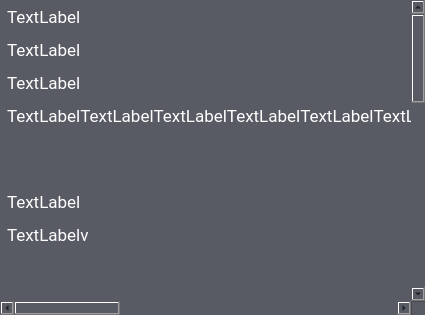
PashaKopka/linux_bufer, file interface/details_window.ui: the form before one commit.
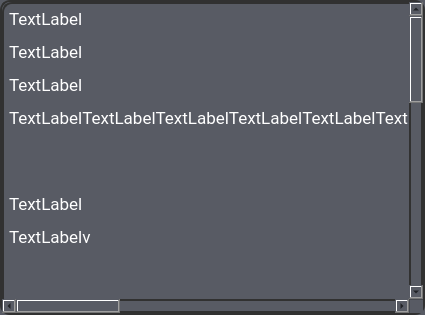
The form after the commit.

Commit message: made text selectable in details window

What changed in the file:
```diff
--- a/interface/details_window.ui
+++ b/interface/details_window.ui
@@ -26,7 +26,12 @@
    <string>Frame</string>
   </property>
   <property name="styleSheet">
-   <string notr="true">background-color: #585B64;</string>
+   <string notr="true">background-color: #585B64;
+border-radius: 10px;
+border: 2px solid #313131;</string>
+  </property>
+  <property name="class" stdset="0">
+   <string>details_window</string>
   </property>
   <layout class="QVBoxLayout" name="verticalLayout">
    <property name="spacing">
@@ -142,7 +147,8 @@
           </font>
          </property>
          <property name="styleSheet">
-          <string notr="true">color: #FFF;</string>
+          <string notr="true">color: #FFF;
+border: 0px solid #000;</string>
          </property>
          <property name="text">
           <string>&lt;html&gt;&lt;head/&gt;&lt;body&gt;&lt;p&gt;TextLabel&lt;/p&gt;&lt;p&gt;TextLabel&lt;/p&gt;&lt;p&gt;TextLabel&lt;/p&gt;&lt;p&gt;TextLabelTextLabelTextLabelTextLabelTextLabelTextLabelTextLabelTextLabelTextLabelTextLabelTextLabelTextLabelTextLabelTextLabelTextLabelTextLabelTextLabelTextLabelTextLabelTextLabel&lt;/p&gt;&lt;p&gt;&lt;br/&gt;&lt;/p&gt;&lt;p&gt;TextLabel&lt;/p&gt;&lt;p&gt;TextLabelv&lt;/p&gt;&lt;p&gt;&lt;br/&gt;&lt;/p&gt;&lt;p&gt;v&lt;/p&gt;&lt;p&gt;v&lt;/p&gt;&lt;p&gt;TextLabel&lt;/p&gt;&lt;p&gt;TextLabel&lt;/p&gt;&lt;p&gt;vvTextLabelvTextLabel&lt;/p&gt;&lt;p&gt;TextLabelTextLabelv&lt;/p&gt;&lt;p&gt;&lt;br/&gt;&lt;/p&gt;&lt;p&gt;TextLabel&lt;/p&gt;&lt;p&gt;TextLabel&lt;/p&gt;&lt;p&gt;TextLabel&lt;/p&gt;&lt;p&gt;TextLabel&lt;/p&gt;&lt;p&gt;v&lt;/p&gt;&lt;p&gt;TextLabel&lt;/p&gt;&lt;p&gt;TextLabel&lt;/p&gt;&lt;p&gt;TextLabel&lt;/p&gt;&lt;p&gt;TextLabelTextLabel&lt;/p&gt;&lt;p&gt;TextLabel&lt;/p&gt;&lt;p&gt;TextLabelTextLabel&lt;/p&gt;&lt;/body&gt;&lt;/html&gt;</string>
```
The commit also changes 3 other files.
